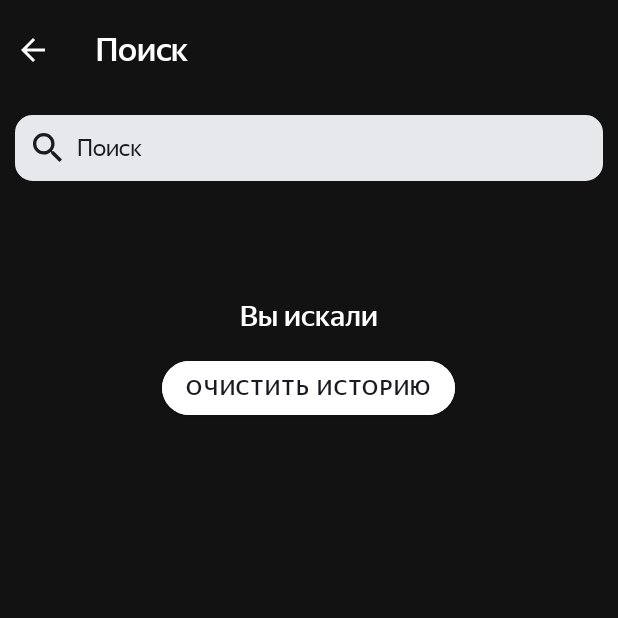
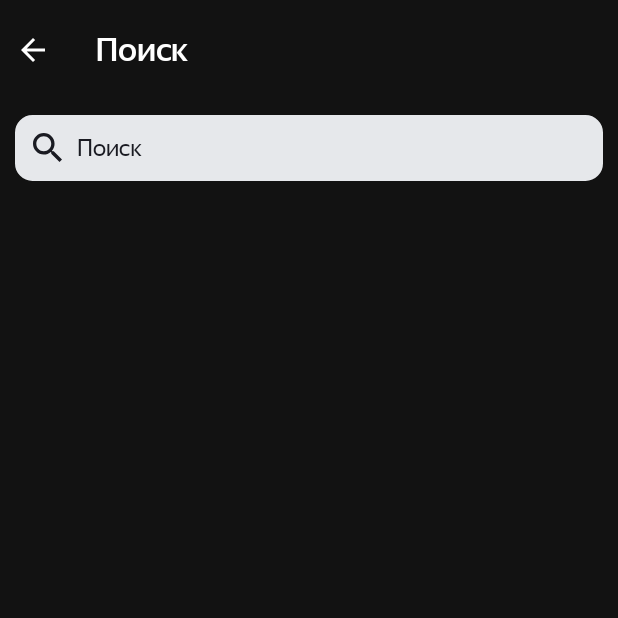
Before and after one commit to SmolyakovKirill/Playlist-Maker-Project, an Android app: the SearchActivity screen opened directly, with no data from a screen before it, on a phone screen of 412 x 824 dp, the top half of it. Run offline under Robolectric (Android 15) with nearby library versions, the phone set to English and light mode, and no system bars.

Commit message:
add under control fixes

```diff
--- a/app/src/main/java/com/example/playlistmaker/SearchActivity.kt
+++ b/app/src/main/java/com/example/playlistmaker/SearchActivity.kt
@@ -99,8 +99,8 @@ class SearchActivity : AppCompatActivity(), TrackAdapter.Listener {
         historyRecyclerView.adapter = historyAdapter
 
         inputEditText.setOnFocusChangeListener{ view, hasFocus ->
-            historyRecyclerView.visibility = if(inputEditText.hasFocus() && inputEditText.text.isEmpty()) View.VISIBLE else View.GONE
-            tracksHistoryFrameLayout.visibility = if(inputEditText.hasFocus() && inputEditText.text.isEmpty()) View.VISIBLE else View.GONE
+            historyRecyclerView.visibility = if(inputEditText.hasFocus() && inputEditText.text.isEmpty() && correctPrefList.isNotEmpty()) View.VISIBLE else View.GONE
+            tracksHistoryFrameLayout.visibility = if(inputEditText.hasFocus() && inputEditText.text.isEmpty() && correctPrefList.isNotEmpty()) View.VISIBLE else View.GONE
         }
 
         val clearButtonWatcher = object : TextWatcher {
@@ -143,8 +143,8 @@ class SearchActivity : AppCompatActivity(), TrackAdapter.Listener {
                 clearButton.windowToken,
                 InputMethodManager.HIDE_NOT_ALWAYS
             )
-            historyRecyclerView.visibility = if(inputEditText.text?.isEmpty() == true) View.VISIBLE else View.GONE
-            tracksHistoryFrameLayout.visibility = if(inputEditText.text?.isEmpty() == true) View.VISIBLE else View.GONE
+            historyRecyclerView.visibility = if(inputEditText.text?.isEmpty() == true && correctPrefList.isNotEmpty()) View.VISIBLE else View.GONE
+            tracksHistoryFrameLayout.visibility = if(inputEditText.text?.isEmpty() == true && correctPrefList.isNotEmpty()) View.VISIBLE else View.GONE
         }
 
         inputEditText.setOnEditorActionListener { _, actionId, _ ->
@@ -277,8 +277,8 @@ class SearchActivity : AppCompatActivity(), TrackAdapter.Listener {
         if (previousTrackList != null) {
             prefTrackList = previousTrackList.toMutableList()
         }
-        if(prefTrackList.size == 15)
-            prefTrackList.removeAt(14)
+        if(prefTrackList.size == 10)
+            prefTrackList.removeAt(9)
         prefTrackList.reverse()
         prefTrackList.remove(track)
         prefTrackList.add(track)
--- a/app/src/main/res/layout/activity_search.xml
+++ b/app/src/main/res/layout/activity_search.xml
@@ -41,12 +41,14 @@
             android:layout_width="match_parent"
             android:layout_gravity="start|center"
             android:background="@android:color/transparent"
+            android:textSelectHandle="@color/lightActivityBackground"
             android:drawablePadding="10sp"
             android:hint="@string/search"
             android:imeOptions="actionDone"
             android:maxLines="1"
             android:singleLine="true"
-            app:drawableLeftCompat="@drawable/search" />
+            app:drawableLeftCompat="@drawable/search"
+            app:drawableTint="@color/LP_Color"/>
 
         <ImageButton
             android:id="@+id/clear_btn"
--- a/app/src/main/res/layout/activity_settings.xml
+++ b/app/src/main/res/layout/activity_settings.xml
@@ -50,7 +50,9 @@
             android:id="@+id/switchTheme_btn"
             android:layout_width="wrap_content"
             android:layout_height="wrap_content"
-            android:layout_margin="10dp"></Switch>
+            android:layout_margin="10dp"
+            android:trackTint="@color/SW_Color"
+            android:thumbTint="@color/SW_Color"></Switch>
     </LinearLayout>
 
     <LinearLayout
--- a/app/src/main/res/values-night/themes.xml
+++ b/app/src/main/res/values-night/themes.xml
@@ -2,6 +2,8 @@
 <resources>
     <color name="lightActivityBackground">@color/black</color>
     <color name="settingsBackground">@color/black</color>
+    <color name="SW_Color">@color/SW_Dark_Color</color>
+    <color name="LP_Color">@color/black</color>
 
     <style name="EditTextStyle">
         <item name="android:layout_width">wrap_content</item>
--- a/app/src/main/res/values/colors.xml
+++ b/app/src/main/res/values/colors.xml
@@ -3,6 +3,9 @@
     <color name="black">#1A1B22</color>
     <color name="white">#FFFFFF</color>
     <color name="grey">#AEAFB4</color>
+    <color name="SW_Dark_Color">#3772E7</color>
+    <color name="SW_Color">#CECFD2</color>
+    <color name="LP_Color">#B8B9BE</color>
     <color name="lightActivityBackground">#3772E7</color>
     <color name="settingsBackground">#FFFFFF</color>
     <color name="searchPanelColor">#E6E8EB</color>
--- a/app/src/main/res/values/strings.xml
+++ b/app/src/main/res/values/strings.xml
@@ -23,8 +23,4 @@
     <string name="update">Обновить</string>
     <string name="clear_history">Очистить историю</string>
     <string name="history_header">Вы искали</string>
-    <string name="connection_trouble">Communication problems</string>
-    <string name="connection_trouble_description">Загрузка не удалась. Проверьте подключение к интернету</string>
-    <string name="search_is_empty">Ничего не нашлось</string>
-    <string name="update">Обновить</string>
 </resources>
--- a/app/src/main/res/values/themes.xml
+++ b/app/src/main/res/values/themes.xml
@@ -1,7 +1,6 @@
 <resources xmlns:tools="http://schemas.android.com/tools">
     <!-- Base application theme. -->
     <style name="Base.Theme.PlaylistMaker" parent="Theme.Material3.DayNight.NoActionBar">
-        <!-- Customize your light theme here. -->
         <!-- <item name="colorPrimary">@color/my_light_primary</item> -->
     </style>
 
```
